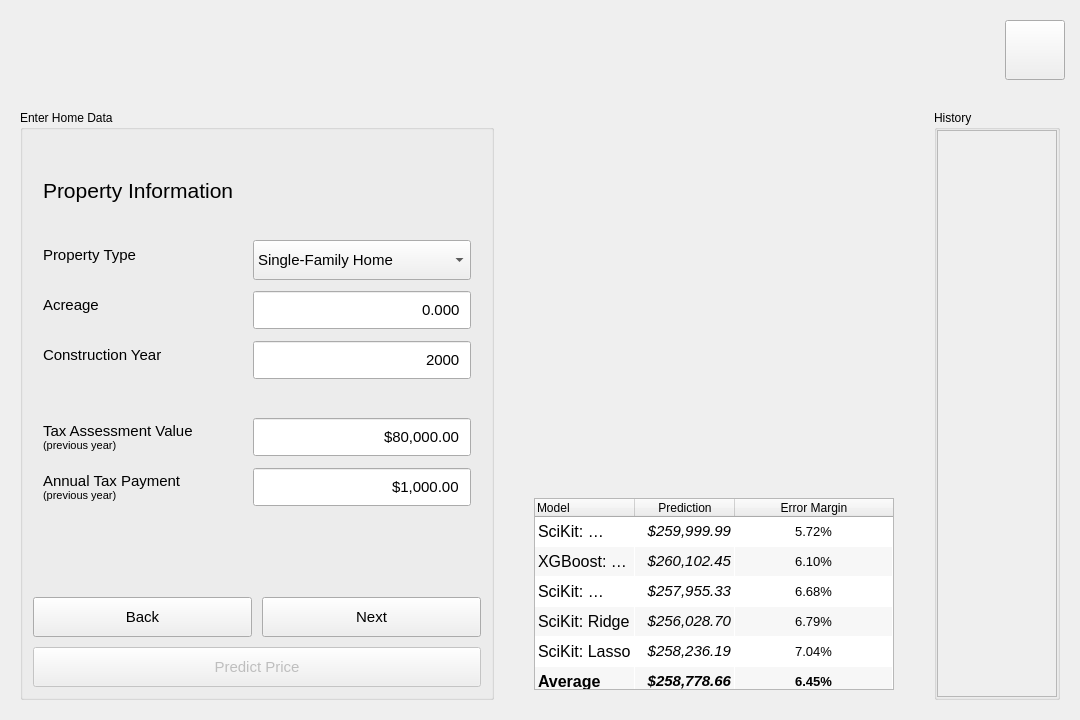
Qt form src/widgets/home-value-window.ui (mygarrett38/home-value-prediction) before a commit.
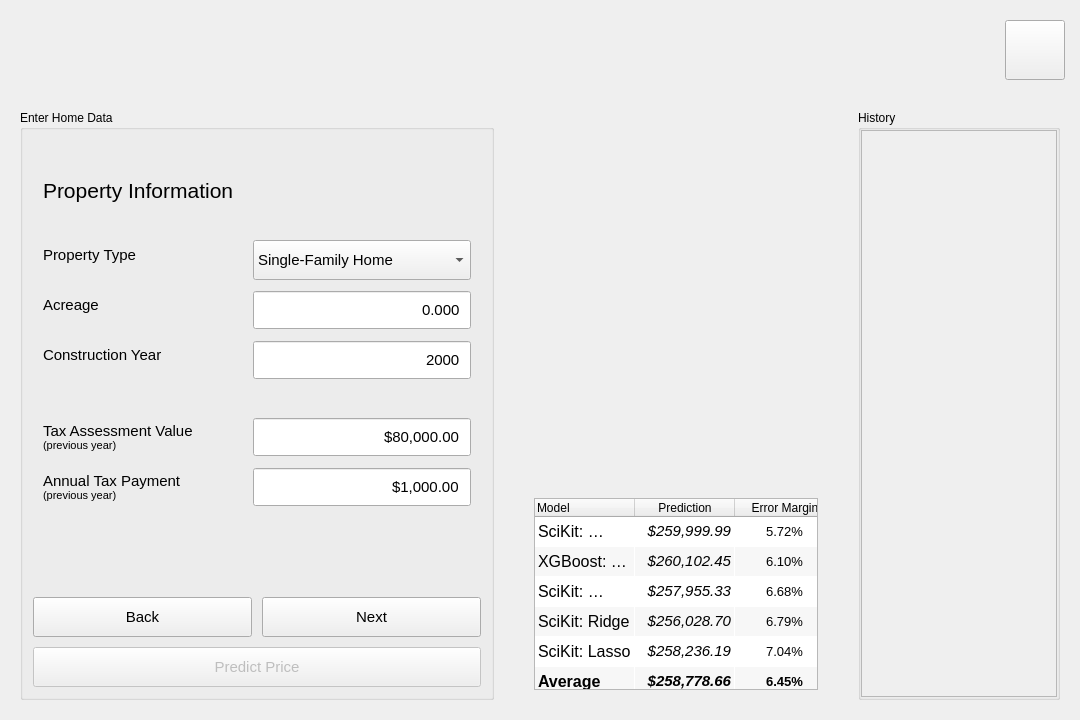
The same form after that commit. Icons and pictures are not drawn. Custom widgets are drawn as their Qt base class.

Commit message: Add example history entries

The edit to the form file:
```diff
--- a/src/widgets/home-value-window.ui
+++ b/src/widgets/home-value-window.ui
@@ -147,7 +147,7 @@
        <number>0</number>
       </property>
       <widget class="QWidget" name="home_page">
-       <layout class="QHBoxLayout" name="home_layout" stretch="1,3,1">
+       <layout class="QHBoxLayout" name="home_layout" stretch="2,3,2">
         <property name="spacing">
          <number>30</number>
         </property>
@@ -1896,14 +1896,26 @@
            </property>
            <item>
             <widget class="QScrollArea" name="history_scroll">
+             <property name="sizePolicy">
+              <sizepolicy hsizetype="Expanding" vsizetype="Expanding">
+               <horstretch>0</horstretch>
+               <verstretch>1</verstretch>
+              </sizepolicy>
+             </property>
+             <property name="minimumSize">
+              <size>
+               <width>0</width>
+               <height>0</height>
+              </size>
+             </property>
              <property name="styleSheet">
-              <string notr="true">ForecastWidget &gt; .QFrame {
+              <string notr="true">HistoryEntry {
   border: 2px solid gray;
   border-radius: 10px;
 }</string>
              </property>
              <property name="verticalScrollBarPolicy">
-              <enum>Qt::ScrollBarPolicy::ScrollBarAlwaysOff</enum>
+              <enum>Qt::ScrollBarPolicy::ScrollBarAsNeeded</enum>
              </property>
              <property name="horizontalScrollBarPolicy">
               <enum>Qt::ScrollBarPolicy::ScrollBarAlwaysOff</enum>
@@ -1916,11 +1928,11 @@
                <rect>
                 <x>0</x>
                 <y>0</y>
-                <width>99</width>
-                <height>559</height>
+                <width>193</width>
+                <height>563</height>
                </rect>
               </property>
-              <layout class="QHBoxLayout" name="history_scroll_layout">
+              <layout class="QVBoxLayout" name="history_scroll_layout">
                <property name="spacing">
                 <number>10</number>
                </property>
```
Left out of the diff: 2 changed lines with no effect on the pictures. The commit also changes 2 other files.
